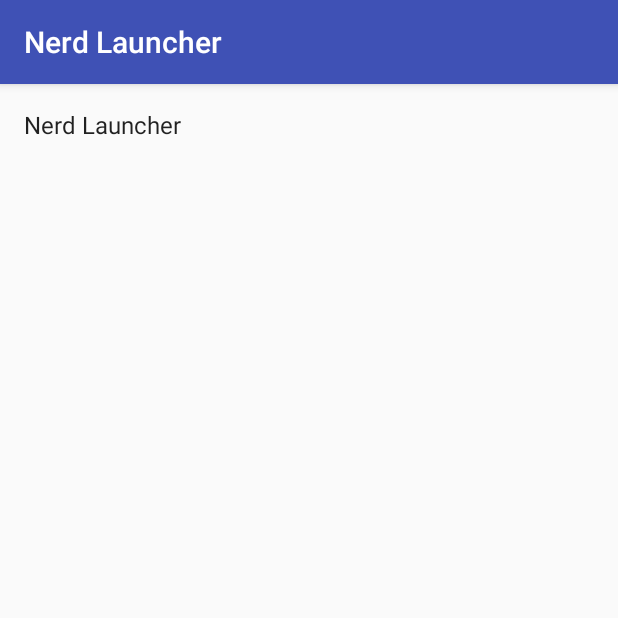
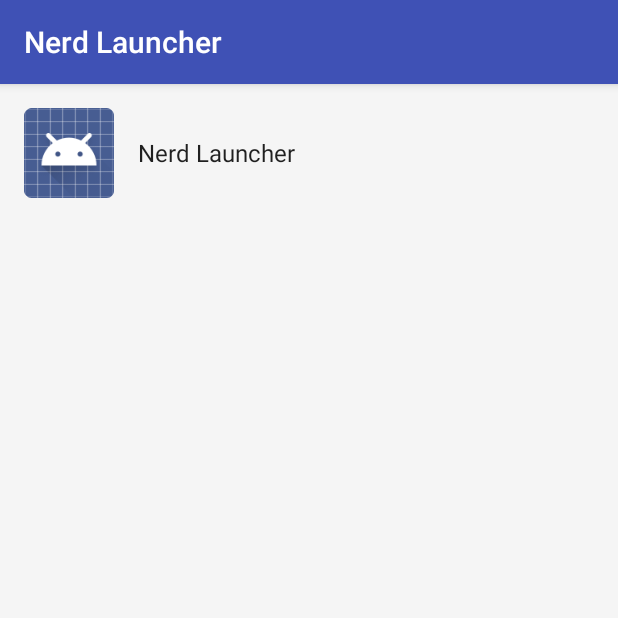
Before and after one commit to Mahtalitet/NerdLauncher, an Android app: the screen it shows after launch (NerdLauncherActivity), after a tap on "Nerd Launcher", on a phone screen of 412 x 824 dp, the top half of it. Run offline under Robolectric (Android 15) with nearby library versions, the phone set to English and light mode, and no system bars.

Commit message:
Added showing an icon

```diff
--- a/app/build.gradle
+++ b/app/build.gradle
@@ -21,8 +21,8 @@ android {
 
 dependencies {
     compile fileTree(dir: 'libs', include: ['*.jar'])
-    testCompile 'junit:junit:4.12'
     compile 'com.android.support:appcompat-v7:23.2.1'
     compile 'com.android.support:support-v4:23.2.1'
     compile 'com.android.support:recyclerview-v7:23.2.1'
+    compile 'com.github.bumptech.glide:glide:3.6.0'
 }
--- a/app/src/main/java/com/example/nerdlauncher/MyNerdLauncherRecyclerViewAdapter.java
+++ /dev/null
@@ -1,66 +0,0 @@
-package com.example.nerdlauncher;
-
-import android.app.Activity;
-import android.content.pm.PackageManager;
-import android.content.pm.ResolveInfo;
-import android.support.v7.widget.RecyclerView;
-import android.view.LayoutInflater;
-import android.view.View;
-import android.view.ViewGroup;
-import android.widget.TextView;
-
-import com.example.nerdlauncher.NerdLauncherFragment.OnListFragmentInteractionListener;
-import java.util.List;
-
-public class MyNerdLauncherRecyclerViewAdapter extends RecyclerView.Adapter<MyNerdLauncherRecyclerViewAdapter.ViewHolder> {
-
-    private final List<ResolveInfo> mValues;
-    private final OnListFragmentInteractionListener mListener;
-    private final Activity mActivity;
-
-    public MyNerdLauncherRecyclerViewAdapter(Activity activity, List<ResolveInfo> items, OnListFragmentInteractionListener listener) {
-        mActivity = activity;
-        mValues = items;
-        mListener = listener;
-    }
-
-    @Override
-    public ViewHolder onCreateViewHolder(ViewGroup parent, int viewType) {
-        View view = LayoutInflater.from(parent.getContext())
-                .inflate(R.layout.fragment_nerdlauncher, parent, false);
-        return new ViewHolder(view);
-    }
-
-    @Override
-    public void onBindViewHolder(final ViewHolder holder, int position) {
-        holder.mItem = mValues.get(position);
-        PackageManager pm = mActivity.getPackageManager();
-        holder.mActivityNameView.setText(mValues.get(position).loadLabel(pm));
-
-        holder.mView.setOnClickListener(new View.OnClickListener() {
-            @Override
-            public void onClick(View v) {
-                if (null != mListener) {
-                    mListener.onListFragmentInteraction(holder.mItem);
-                }
-            }
-        });
-    }
-
-    @Override
-    public int getItemCount() {
-        return mValues.size();
-    }
-
-    public class ViewHolder extends RecyclerView.ViewHolder {
-        public final View mView;
-        public final TextView mActivityNameView;
-        public ResolveInfo mItem;
-
-        public ViewHolder(View view) {
-            super(view);
-            mView = view;
-            mActivityNameView = (TextView) view.findViewById(R.id.activity_name);
-        }
-    }
-}
--- a/app/src/main/java/com/example/nerdlauncher/NerdLauncherFragment.java
+++ b/app/src/main/java/com/example/nerdlauncher/NerdLauncherFragment.java
@@ -2,17 +2,24 @@ package com.example.nerdlauncher;
 
 import android.content.Context;
 import android.content.Intent;
+import android.content.pm.ActivityInfo;
 import android.content.pm.PackageManager;
 import android.content.pm.ResolveInfo;
+import android.graphics.Bitmap;
+import android.graphics.drawable.Drawable;
 import android.os.Bundle;
 import android.support.v4.app.Fragment;
 import android.support.v7.widget.LinearLayoutManager;
 import android.support.v7.widget.RecyclerView;
 import android.util.Log;
+import android.util.TypedValue;
 import android.view.LayoutInflater;
 import android.view.View;
 import android.view.ViewGroup;
+import android.widget.ImageView;
+import android.widget.TextView;
 
+import com.bumptech.glide.Glide;
 import com.example.nerdlauncher.activity.ActivityContent;
 
 import java.util.Collections;
@@ -57,11 +64,10 @@ public class NerdLauncherFragment extends Fragment {
         if (view instanceof RecyclerView) {
             RecyclerView recyclerView = (RecyclerView) view;
             recyclerView.setLayoutManager(new LinearLayoutManager(view.getContext()));
-            recyclerView.setAdapter(new MyNerdLauncherRecyclerViewAdapter(getActivity(), ActivityContent.getItems(), mListener));
+            recyclerView.setAdapter(new MyNerdLauncherRecyclerViewAdapter(ActivityContent.getItems(), mListener));
         }
         return view;
     }
-
 
     @Override
     public void onAttach(Context context) {
@@ -83,4 +89,74 @@ public class NerdLauncherFragment extends Fragment {
     public interface OnListFragmentInteractionListener {
         void onListFragmentInteraction(ResolveInfo item);
     }
+
+    public class MyNerdLauncherRecyclerViewAdapter extends RecyclerView.Adapter<MyNerdLauncherRecyclerViewAdapter.ViewHolder> {
+
+        private final TypedValue mTypedValue = new TypedValue();
+        private final List<ResolveInfo> mValues;
+        private final OnListFragmentInteractionListener mListener;
+
+        private int mBackground;
+
+        public MyNerdLauncherRecyclerViewAdapter(List<ResolveInfo> items, OnListFragmentInteractionListener listener) {
+            getActivity().getTheme().resolveAttribute(R.attr.selectableItemBackground, mTypedValue, true);
+            mBackground = mTypedValue.resourceId;
+            mValues = items;
+            mListener = listener;
+        }
+
+        @Override
+        public ViewHolder onCreateViewHolder(ViewGroup parent, int viewType) {
+            View view = LayoutInflater.from(parent.getContext())
+                    .inflate(R.layout.fragment_nerdlauncher, parent, false);
+            view.setBackgroundResource(mBackground);
+            return new ViewHolder(view);
+        }
+
+        @Override
+        public void onBindViewHolder(final ViewHolder holder, int position) {
+            holder.mItem = mValues.get(position);
+            PackageManager pm = getActivity().getPackageManager();
+            CharSequence label = mValues.get(position).loadLabel(pm);
+            holder.mActivityNameView.setText(label);
+            Drawable icon = mValues.get(position).loadIcon(pm);
+            holder.mActivityIconVIew.setImageDrawable(icon);
+
+            holder.mView.setOnClickListener(new View.OnClickListener() {
+                @Override
+                public void onClick(View v) {
+                    if (mListener != null) {
+                        mListener.onListFragmentInteraction(holder.mItem);
+                    }
+
+                    Context context = v.getContext();
+                    ActivityInfo activityInfo = holder.mItem.activityInfo;
+                    if (activityInfo == null) return;
+                    Intent i = new Intent(Intent.ACTION_MAIN);
+                    i.setClassName(activityInfo.packageName, activityInfo.name);
+                    i.addFlags(Intent.FLAG_ACTIVITY_NEW_TASK);
+                    context.startActivity(i);
+                }
+            });
+        }
+
+        @Override
+        public int getItemCount() {
+            return mValues.size();
+        }
+
+        public class ViewHolder extends RecyclerView.ViewHolder {
+            public final View mView;
+            public final TextView mActivityNameView;
+            public final ImageView mActivityIconVIew;
+            public ResolveInfo mItem;
+
+            public ViewHolder(View view) {
+                super(view);
+                mView = view;
+                mActivityNameView = (TextView) view.findViewById(R.id.activity_name);
+                mActivityIconVIew = (ImageView) view.findViewById(R.id.activity_icon);
+            }
+        }
+    }
 }
--- a/app/src/main/res/layout/fragment_nerdlauncher.xml
+++ b/app/src/main/res/layout/fragment_nerdlauncher.xml
@@ -1,14 +1,20 @@
 <?xml version="1.0" encoding="utf-8"?>
 <LinearLayout xmlns:android="http://schemas.android.com/apk/res/android"
-    android:layout_width="wrap_content"
+    android:layout_width="match_parent"
     android:layout_height="wrap_content"
-    android:orientation="horizontal">
+    android:gravity="center_vertical">
 
+    <ImageView
+        android:id="@+id/activity_icon"
+        android:layout_width="60dp"
+        android:layout_height="60dp"
+        android:layout_margin="16dp"
+        android:scaleType="centerInside"/>
     <TextView
         android:id="@+id/activity_name"
-        android:layout_width="wrap_content"
+        android:layout_width="match_parent"
         android:layout_height="wrap_content"
-        android:layout_margin="@dimen/text_margin"
-        android:textAppearance="?attr/textAppearanceListItem" />
+        android:layout_marginRight="16dp"
+        android:textAppearance="?attr/textAppearanceListItem"/>
 
 </LinearLayout>
--- a/app/src/main/res/values/colors.xml
+++ b/app/src/main/res/values/colors.xml
@@ -3,4 +3,5 @@
     <color name="colorPrimary">#3F51B5</color>
     <color name="colorPrimaryDark">#303F9F</color>
     <color name="colorAccent">#FF4081</color>
+    <color name="window_background">#FFF5F5F5</color>
 </resources>
--- a/app/src/main/res/values/styles.xml
+++ b/app/src/main/res/values/styles.xml
@@ -6,6 +6,7 @@
         <item name="colorPrimary">@color/colorPrimary</item>
         <item name="colorPrimaryDark">@color/colorPrimaryDark</item>
         <item name="colorAccent">@color/colorAccent</item>
+        <item name="android:windowBackground">@color/window_background</item>
     </style>
 
 </resources>
```
